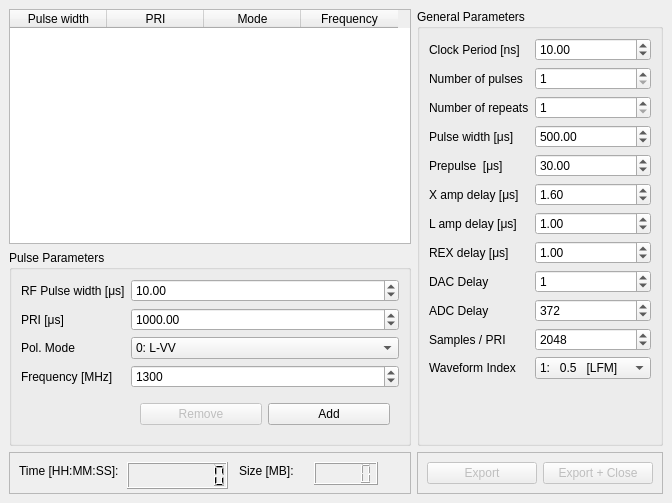
nextrad/tcu_software, file creator_gui.ui: the form before one commit.
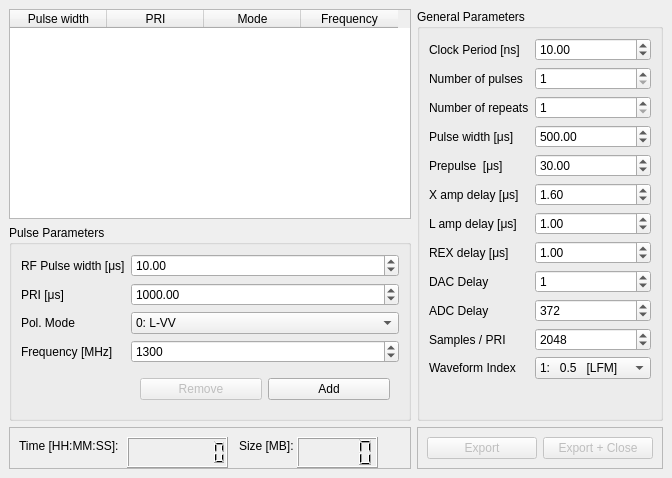
The form after the commit.

Commit message: add experiment size metadata, minor change

The edit to the form file:
```diff
--- a/creator_gui.ui
+++ b/creator_gui.ui
@@ -7,7 +7,7 @@
     <x>0</x>
     <y>0</y>
     <width>672</width>
-    <height>503</height>
+    <height>478</height>
    </rect>
   </property>
   <property name="windowTitle">
@@ -538,7 +538,7 @@
          <x>118</x>
          <y>10</y>
          <width>101</width>
-         <height>27</height>
+         <height>31</height>
         </rect>
        </property>
        <property name="digitCount">
@@ -561,10 +561,10 @@
       <widget class="QLCDNumber" name="lcdNumber_size">
        <property name="geometry">
         <rect>
-         <x>305</x>
+         <x>288</x>
          <y>10</y>
-         <width>64</width>
-         <height>23</height>
+         <width>81</width>
+         <height>31</height>
         </rect>
        </property>
       </widget>
```
The commit also changes 2 other files.
